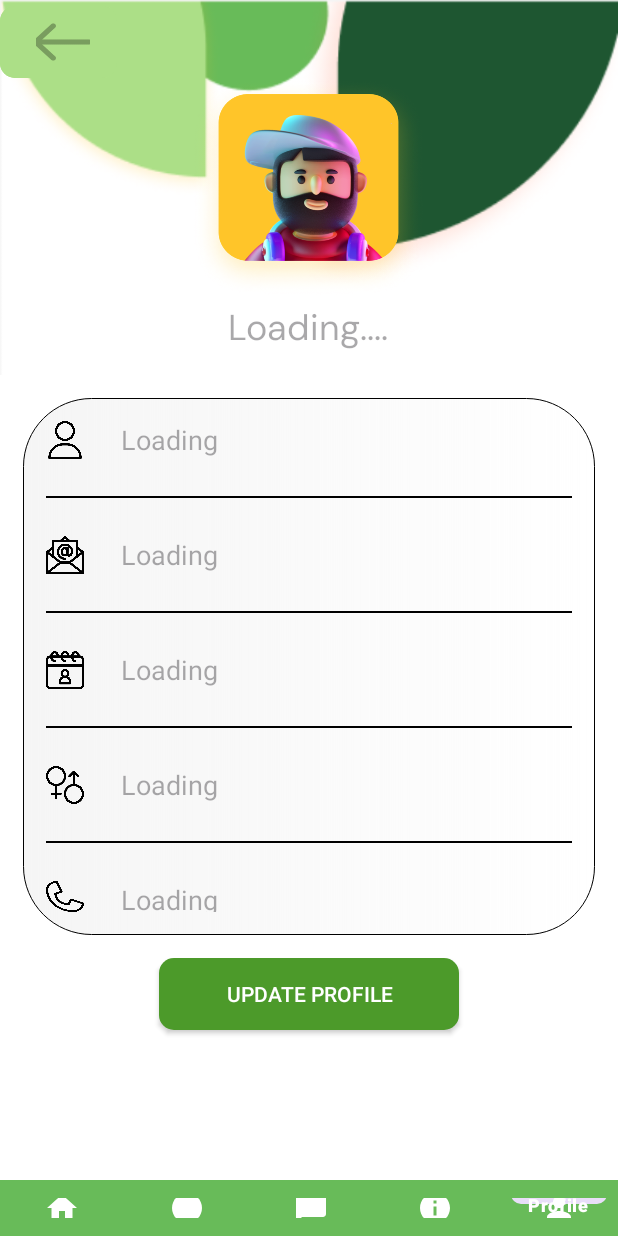
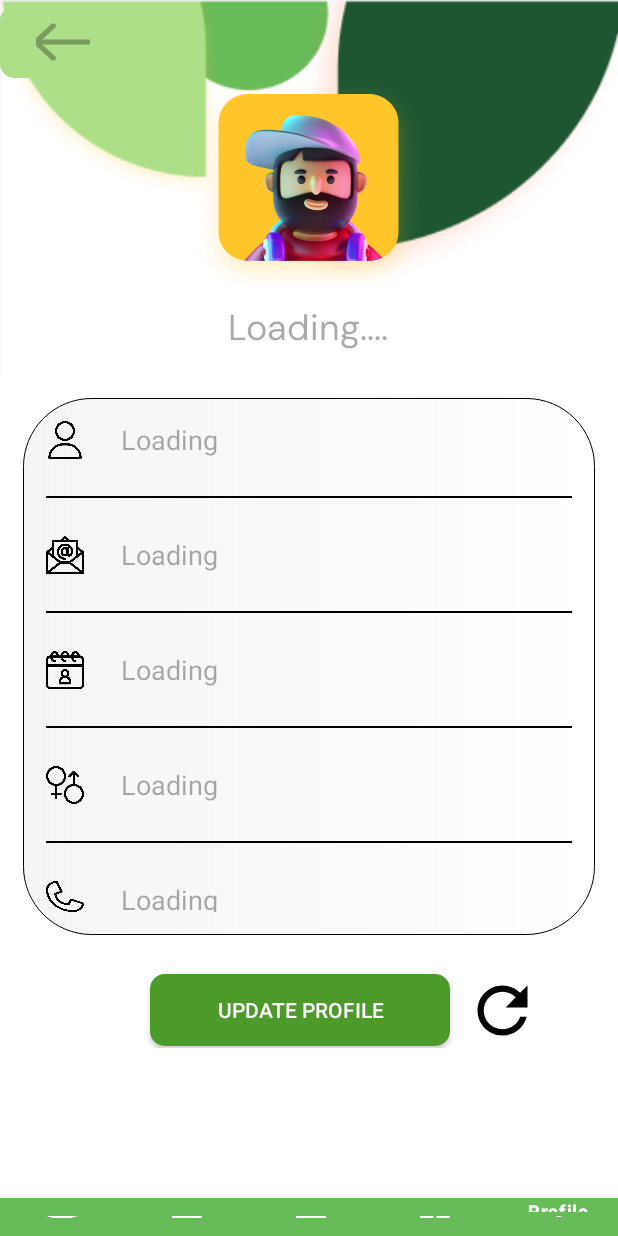
Before and after one commit to bwubbu/HeikomMADapp, an Android app: the UserProfileActivity screen opened directly, with no data from a screen before it, on a phone screen of 412 x 824 dp. Run offline under Robolectric (Android 15) with nearby library versions, the phone set to English and light mode, and no system bars; our stand-ins replace Firebase (no records; nobody signed in at launch, a user with empty details on screens opened directly), Picasso; pictures from the network do not load; Roboto replaces fonts that are not available here.

Commit message:
Profile Page refresh button

```diff
--- a/app/src/main/java/com/example/HeikomMAD/UserProfileActivity.java
+++ b/app/src/main/java/com/example/HeikomMAD/UserProfileActivity.java
@@ -88,6 +88,16 @@
             public void onClick(View view) {
                 Intent intent = new Intent(UserProfileActivity.this,UploadProfilePictureActivity.class);
                 startActivity(intent);
+            }
+        });
+
+        Button refreshBtn=findViewById(R.id.refresh_button);
+        refreshBtn.setOnClickListener(new View.OnClickListener() {
+            @Override
+            public void onClick(View v) {
+                startActivity(getIntent());
+                finish();
+                overridePendingTransition(0,0);
             }
         });
 
--- a/app/src/main/res/layout/activity_user_profile.xml
+++ b/app/src/main/res/layout/activity_user_profile.xml
@@ -203,15 +203,35 @@
 
 
         </RelativeLayout>
+
+
+        <LinearLayout
+            android:layout_width="match_parent"
+            android:layout_height="wrap_content"
+            android:orientation="horizontal"
+            android:layout_marginTop="10dp"
+            android:layout_gravity="center">
+
             <androidx.appcompat.widget.AppCompatButton
+                android:id="@+id/update_profile_button"
                 android:layout_width="200dp"
                 android:layout_height="wrap_content"
                 android:layout_gravity="center"
+                android:background="@drawable/rectangle"
                 android:text="Update Profile"
-            android:background="@drawable/rectangle"
                 android:textColor="@color/white"
-            android:id="@+id/update_profile_button"
+                android:layout_marginLeft="100dp"/>
+
+            <androidx.appcompat.widget.AppCompatButton
+
+                android:id="@+id/refresh_button"
+                android:layout_width="50dp"
+                android:layout_height="50dp"
+                android:layout_marginStart="10dp"
+                android:background="@drawable/baseline_refresh_24"
                 />
+
+        </LinearLayout>
 
 
         <androidx.coordinatorlayout.widget.CoordinatorLayout
```
Lines whose indentation alone changed are shown as unchanged.
